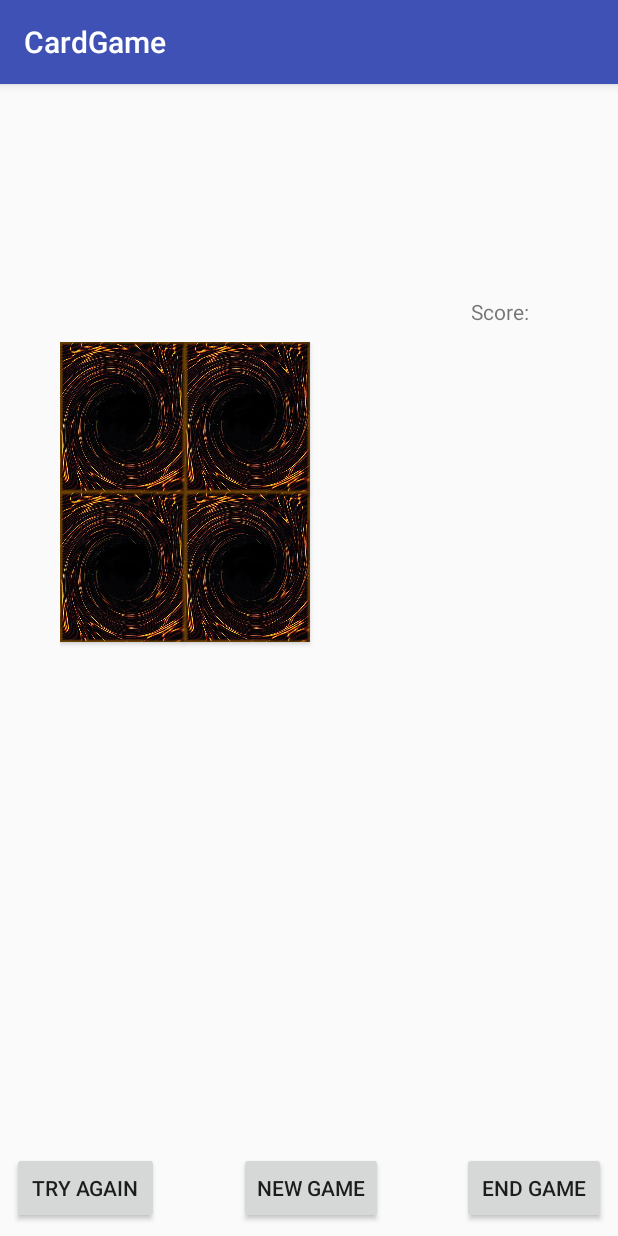
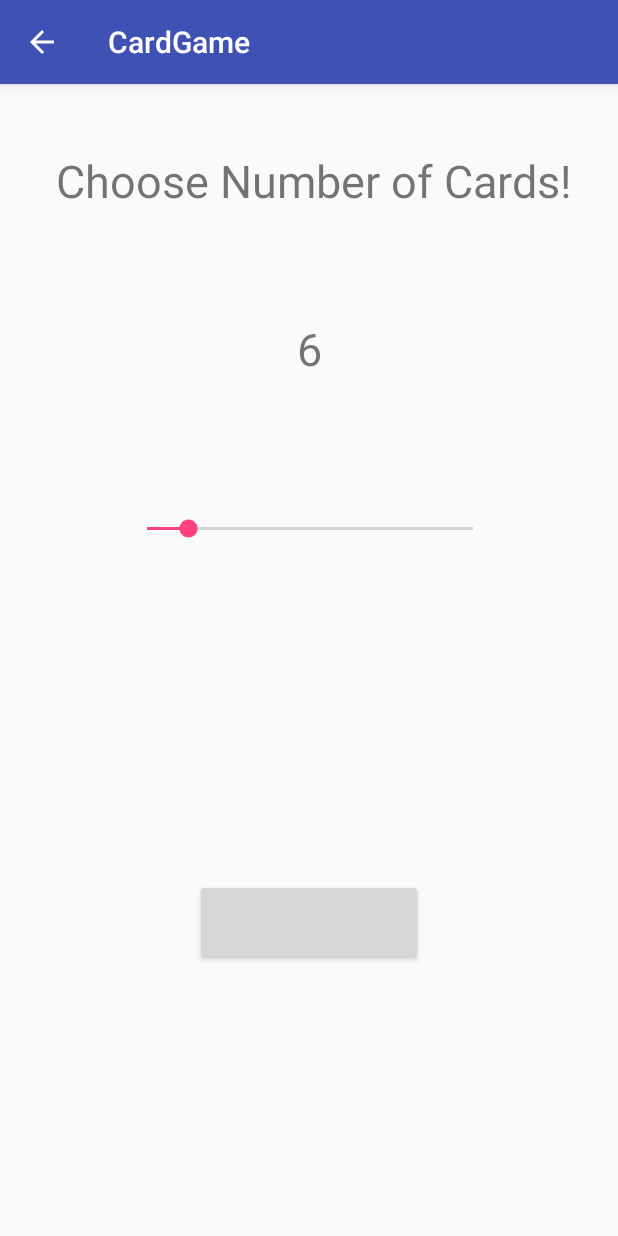
Before and after one commit to SwaySway/CardGame, an Android app: the screen it shows after launch (Game before the commit, GameDifficultyActivity after it), after a tap on "START GAME", on a phone screen of 412 x 824 dp. Run offline under Robolectric (Android 15) with nearby library versions, the phone set to English and light mode, and no system bars.

Commit message:
added seekbar to choose dificulty

```diff
--- a/app/src/main/AndroidManifest.xml
+++ b/app/src/main/AndroidManifest.xml
@@ -17,7 +17,11 @@
             </intent-filter>
         </activity>
         <activity android:name=".Game" />
-        <activity android:name=".Highscore"/>
+        <activity android:name=".Highscore" />
+        <activity
+            android:name=".GameDifficultyActivity"
+            android:parentActivityName=".MainMenu">
+        </activity>
     </application>
 
 </manifest>
--- a/app/src/main/java/com/example/josue/cardgame/Card.java
+++ b/app/src/main/java/com/example/josue/cardgame/Card.java
@@ -39,8 +39,10 @@ public class Card extends Button{
         //Determines layout within the grid
         GridLayout.LayoutParams tempParams = new GridLayout.LayoutParams(GridLayout.spec(r), GridLayout.spec(c));
         //Sets Card Size
-        tempParams.width = (int) getResources().getDisplayMetrics().density * 125;
-        tempParams.height = (int) getResources().getDisplayMetrics().density * 150;
+//        tempParams.width = (int) getResources().getDisplayMetrics().density * 125;
+//        tempParams.height = (int) getResources().getDisplayMetrics().density * 150;
+        tempParams.width = (int) getResources().getDisplayMetrics().density * 100;
+        tempParams.height = (int) getResources().getDisplayMetrics().density * 125;
 
         setLayoutParams(tempParams);
     }
--- a/app/src/main/java/com/example/josue/cardgame/Game.java
+++ b/app/src/main/java/com/example/josue/cardgame/Game.java
@@ -60,8 +60,8 @@ public class Game extends AppCompatActivity implements View.OnClickListener {
 
 
         //for initial testing we trying out a 4x4 card layout
-        numofElements = 4;
-        rowSize = numofElements/2;
+        numofElements = 6;
+        rowSize = 2;
         columnSize = numofElements/2;
         cardGraphicsLocation = new int[numofElements];
         cards = new Card[numofElements];
@@ -72,7 +72,8 @@ public class Game extends AppCompatActivity implements View.OnClickListener {
 
         for(int row = 0; row < rowSize; row++){
             for(int column = 0; column < columnSize; column++){
-                Card newCard = new Card(this, row, column, cardGraphics.get(cardGraphicsLocation[row*columnSize + column ]));
+                int tempIndex = row*columnSize + column;
+                Card newCard = new Card(this, row, column, cardGraphics.get(cardGraphicsLocation[ tempIndex ]));
                 newCard.setId(View.generateViewId());
                 newCard.setOnClickListener(this);
                 cards[row * columnSize + column] = newCard;
@@ -120,20 +121,20 @@ public class Game extends AppCompatActivity implements View.OnClickListener {
         }
     }
 
-
-    private void determineOrientation() {
-        //default code format for a 4x4 in portrait in in landscape
-        //code should be able to handle 4-20 (even only)
-        numofElements = cardlayout.getColumnCount() * cardlayout.getRowCount();
-        if(getResources().getConfiguration().orientation == Configuration.ORIENTATION_LANDSCAPE){
-            cardlayout.setColumnCount(4);
-            cardlayout.setRowCount(2);
-        }
-        if(getResources().getConfiguration().orientation == Configuration.ORIENTATION_PORTRAIT){
-            cardlayout.setColumnCount(2);
-            cardlayout.setRowCount(2);
-        }
-    }
+//
+//    private void determineOrientation() {
+//        //default code format for a 4x4 in portrait in in landscape
+//        //code should be able to handle 4-20 (even only)
+//        numofElements = cardlayout.getColumnCount() * cardlayout.getRowCount();
+//        if(getResources().getConfiguration().orientation == Configuration.ORIENTATION_LANDSCAPE){
+//            cardlayout.setColumnCount(4);
+//            cardlayout.setRowCount(2);
+//        }
+//        if(getResources().getConfiguration().orientation == Configuration.ORIENTATION_PORTRAIT){
+//            cardlayout.setColumnCount(2);
+//            cardlayout.setRowCount(2);
+//        }
+//    }
 
 
     @Override
--- /dev/null
+++ b/app/src/main/java/com/example/josue/cardgame/GameDifficultyActivity.java
@@ -0,0 +1,60 @@
+package com.example.josue.cardgame;
+
+import android.content.Intent;
+import android.support.v4.app.NavUtils;
+import android.support.v7.app.AppCompatActivity;
+import android.os.Bundle;
+import android.view.MenuItem;
+import android.widget.Button;
+import android.widget.SeekBar;
+import android.widget.TextView;
+
+public class GameDifficultyActivity extends AppCompatActivity {
+
+    private SeekBar seekbar;
+    private TextView seekIndicator;
+    private Button startGame;
+
+    @Override
+    protected void onCreate(Bundle savedInstanceState) {
+        super.onCreate(savedInstanceState);
+        setContentView(R.layout.activity_game_difficulty_acitivity);
+        getSupportActionBar().setDisplayHomeAsUpEnabled(true);
+        seekbar = findViewById(R.id.seekgamedifficulty);
+        seekbar.setProgress(0);
+        seekbar.incrementProgressBy(2);
+        seekbar.setMax(16);
+        seekIndicator = findViewById(R.id.seekText);
+        seekIndicator.setText(String.valueOf(seekbar.getProgress()+4));
+        seekbar.setOnSeekBarChangeListener(new SeekBar.OnSeekBarChangeListener() {
+            @Override
+            public void onProgressChanged(SeekBar seekBar, int i, boolean b) {
+                i = i+4;
+                i = i/2;
+                i = i * 2;
+                seekIndicator.setText(String.valueOf(i));
+            }
+
+            @Override
+            public void onStartTrackingTouch(SeekBar seekBar) {
+
+            }
+
+            @Override
+            public void onStopTrackingTouch(SeekBar seekBar) {
+
+            }
+        });
+    }
+
+    @Override
+    public boolean onOptionsItemSelected(MenuItem item) {
+        switch (item.getItemId()) {
+            // Respond to the action bar's Up/Home button
+            case android.R.id.home:
+                NavUtils.navigateUpFromSameTask(this);
+                return true;
+        }
+        return super.onOptionsItemSelected(item);
+    }
+}
--- a/app/src/main/java/com/example/josue/cardgame/MainMenu.java
+++ b/app/src/main/java/com/example/josue/cardgame/MainMenu.java
@@ -30,7 +30,7 @@ public class MainMenu extends AppCompatActivity {
 
     public void startGame(View view) {
         //opens activity that asks user for how many cards they are choosing
-        Intent gameIntent = new Intent(MainMenu.this, Game.class);
+        Intent gameIntent = new Intent(MainMenu.this, GameDifficultyActivity.class);
         startActivity(gameIntent);
     }
 
--- /dev/null
+++ b/app/src/main/res/layout-land/activity_game_difficulty_acitivity.xml
@@ -0,0 +1,64 @@
+<?xml version="1.0" encoding="utf-8"?>
+<android.support.constraint.ConstraintLayout xmlns:android="http://schemas.android.com/apk/res/android"
+    xmlns:app="http://schemas.android.com/apk/res-auto"
+    xmlns:tools="http://schemas.android.com/tools"
+    android:layout_width="match_parent"
+    android:layout_height="match_parent"
+    tools:context="com.example.josue.cardgame.GameDifficultyActivity">
+
+    <SeekBar
+        android:id="@+id/seekgamedifficulty"
+        android:layout_width="249dp"
+        android:layout_height="103dp"
+        android:layout_marginBottom="8dp"
+        android:layout_marginEnd="8dp"
+        android:layout_marginStart="8dp"
+        android:scrollbarSize="50dp"
+        app:layout_constraintBottom_toBottomOf="parent"
+        app:layout_constraintEnd_toEndOf="parent"
+        app:layout_constraintStart_toStartOf="parent" />
+
+    <TextView
+        android:id="@+id/seekText"
+        android:layout_width="109dp"
+        android:layout_height="43dp"
+        android:layout_marginStart="240dp"
+        android:layout_marginTop="20dp"
+        android:includeFontPadding="false"
+        android:textAlignment="center"
+        android:textSize="30sp"
+        app:layout_constraintStart_toStartOf="parent"
+        app:layout_constraintTop_toBottomOf="@+id/title"
+        tools:text="4" />
+
+    <Button
+        android:id="@+id/launchGame"
+        android:layout_width="125dp"
+        android:layout_height="50dp"
+        android:layout_marginBottom="8dp"
+        android:layout_marginEnd="8dp"
+        android:layout_marginStart="8dp"
+        android:layout_marginTop="8dp"
+        app:layout_constraintBottom_toBottomOf="parent"
+        app:layout_constraintEnd_toEndOf="parent"
+        app:layout_constraintHorizontal_bias="0.921"
+        app:layout_constraintStart_toEndOf="@+id/seekText"
+        app:layout_constraintTop_toTopOf="parent"
+        app:layout_constraintVertical_bias="0.497"
+        tools:text="Start!" />
+
+    <TextView
+        android:id="@+id/title"
+        android:layout_width="361dp"
+        android:layout_height="72dp"
+        android:layout_marginEnd="8dp"
+        android:layout_marginStart="8dp"
+        android:layout_marginTop="28dp"
+        android:text="@string/choose_number_of_cards"
+        android:textAlignment="center"
+        android:textSize="30sp"
+        app:layout_constraintEnd_toEndOf="parent"
+        app:layout_constraintHorizontal_bias="0.502"
+        app:layout_constraintStart_toStartOf="parent"
+        app:layout_constraintTop_toTopOf="parent" />
+</android.support.constraint.ConstraintLayout>
--- /dev/null
+++ b/app/src/main/res/layout/activity_game_difficulty_acitivity.xml
@@ -0,0 +1,66 @@
+<?xml version="1.0" encoding="utf-8"?>
+<android.support.constraint.ConstraintLayout xmlns:android="http://schemas.android.com/apk/res/android"
+    xmlns:app="http://schemas.android.com/apk/res-auto"
+    xmlns:tools="http://schemas.android.com/tools"
+    android:layout_width="match_parent"
+    android:layout_height="match_parent"
+    tools:context="com.example.josue.cardgame.GameDifficultyActivity">
+
+    <SeekBar
+        android:id="@+id/seekgamedifficulty"
+        android:layout_width="249dp"
+        android:layout_height="103dp"
+        android:layout_marginEnd="8dp"
+        android:layout_marginStart="8dp"
+        android:layout_marginTop="28dp"
+        android:scrollbarSize="50dp"
+        app:layout_constraintEnd_toEndOf="parent"
+        app:layout_constraintHorizontal_bias="0.504"
+        app:layout_constraintStart_toStartOf="parent"
+        app:layout_constraintTop_toBottomOf="@+id/seekText" />
+
+    <TextView
+        android:id="@+id/seekText"
+        android:layout_width="109dp"
+        android:layout_height="57dp"
+        android:layout_marginEnd="8dp"
+        android:layout_marginStart="8dp"
+        android:layout_marginTop="44dp"
+        android:includeFontPadding="false"
+        android:textAlignment="center"
+        android:textSize="30sp"
+        app:layout_constraintEnd_toEndOf="parent"
+        app:layout_constraintHorizontal_bias="0.501"
+        app:layout_constraintStart_toStartOf="parent"
+        app:layout_constraintTop_toBottomOf="@+id/title"
+        tools:text="4" />
+
+    <Button
+        android:id="@+id/launchGame"
+        android:layout_width="152dp"
+        android:layout_height="57dp"
+        android:layout_marginBottom="8dp"
+        android:layout_marginEnd="8dp"
+        android:layout_marginStart="8dp"
+        android:layout_marginTop="8dp"
+        app:layout_constraintBottom_toBottomOf="parent"
+        app:layout_constraintEnd_toEndOf="parent"
+        app:layout_constraintStart_toStartOf="parent"
+        app:layout_constraintTop_toBottomOf="@+id/seekgamedifficulty"
+        tools:text="Start!" />
+
+    <TextView
+        android:id="@+id/title"
+        android:layout_width="361dp"
+        android:layout_height="72dp"
+        android:layout_marginEnd="8dp"
+        android:layout_marginStart="8dp"
+        android:layout_marginTop="44dp"
+        android:text="@string/choose_number_of_cards"
+        android:textAlignment="center"
+        android:textSize="30sp"
+        app:layout_constraintEnd_toEndOf="parent"
+        app:layout_constraintHorizontal_bias="0.571"
+        app:layout_constraintStart_toStartOf="parent"
+        app:layout_constraintTop_toTopOf="parent" />
+</android.support.constraint.ConstraintLayout>
--- a/app/src/main/res/values/strings.xml
+++ b/app/src/main/res/values/strings.xml
@@ -6,4 +6,5 @@
     <string name="card3">card3</string>
     <string name="card4">card4</string>
     <string name="logo">logo</string>
+    <string name="choose_number_of_cards">Choose Number of Cards!</string>
 </resources>
```
